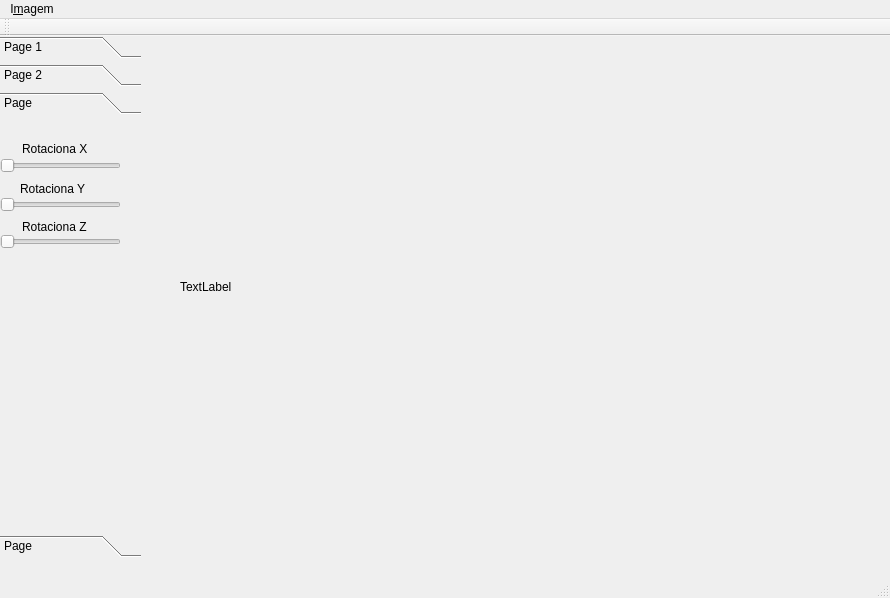
Qt form mainwindow.ui (alexst07/img_vol_ui) before a commit.
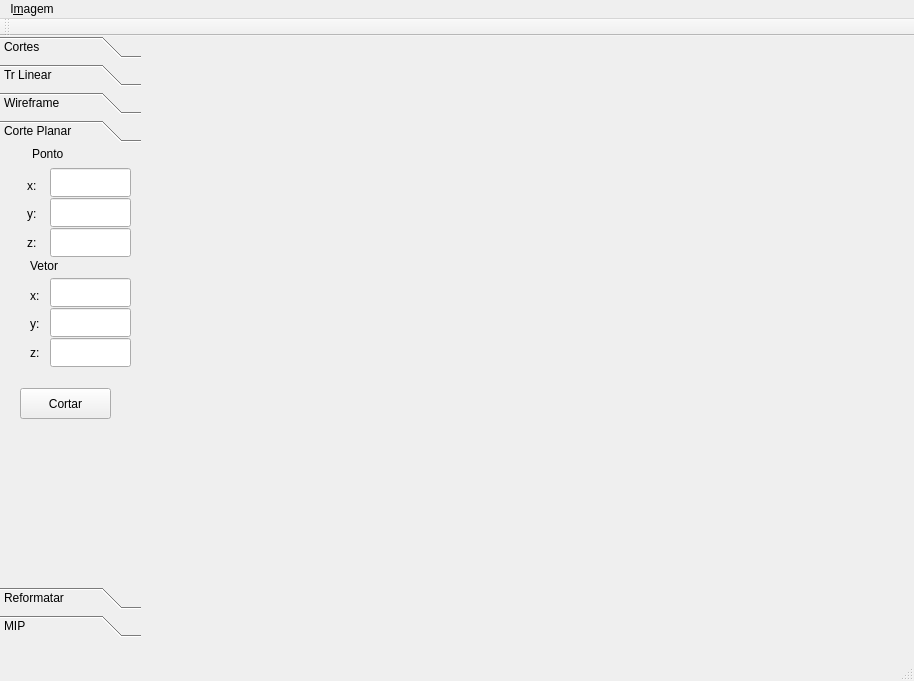
The same form after that commit. The open tabs and pages were chosen to show the change.

What changed in the file:
```diff
--- a/mainwindow.ui
+++ b/mainwindow.ui
@@ -6,8 +6,8 @@
    <rect>
     <x>0</x>
     <y>0</y>
-    <width>890</width>
-    <height>598</height>
+    <width>914</width>
+    <height>681</height>
    </rect>
   </property>
   <property name="windowTitle">
@@ -20,7 +20,7 @@
       <x>0</x>
       <y>0</y>
       <width>141</width>
-      <height>521</height>
+      <height>601</height>
      </rect>
     </property>
     <property name="toolTip">
@@ -42,7 +42,7 @@
       <bool>false</bool>
      </property>
      <attribute name="label">
-      <string>Page 1</string>
+      <string>Cortes</string>
      </attribute>
      <widget class="QSpinBox" name="spinBox">
       <property name="geometry">
@@ -123,7 +123,7 @@
       </rect>
      </property>
      <attribute name="label">
-      <string>Page 2</string>
+      <string>Tr Linear</string>
      </attribute>
      <widget class="QPushButton" name="pushButton">
       <property name="geometry">
@@ -223,11 +223,11 @@
        <x>0</x>
        <y>0</y>
        <width>141</width>
-       <height>405</height>
+       <height>427</height>
       </rect>
      </property>
      <attribute name="label">
-      <string>Page</string>
+      <string>Wireframe</string>
      </attribute>
      <widget class="QSlider" name="slider_radx">
       <property name="geometry">
@@ -317,6 +317,188 @@
       </property>
      </widget>
     </widget>
+    <widget class="QWidget" name="page_6">
+     <attribute name="label">
+      <string>Corte Planar</string>
+     </attribute>
+     <widget class="QLineEdit" name="planar_edit_px">
+      <property name="geometry">
+       <rect>
+        <x>50</x>
+        <y>20</y>
+        <width>81</width>
+        <height>29</height>
+       </rect>
+      </property>
+     </widget>
+     <widget class="QLineEdit" name="planar_edit_py">
+      <property name="geometry">
+       <rect>
+        <x>50</x>
+        <y>50</y>
+        <width>81</width>
+        <height>29</height>
+       </rect>
+      </property>
+     </widget>
+     <widget class="QLineEdit" name="planar_edit_pz">
+      <property name="geometry">
+       <rect>
+        <x>50</x>
+        <y>80</y>
+        <width>81</width>
+        <height>29</height>
+       </rect>
+      </property>
+     </widget>
+     <widget class="QLineEdit" name="planar_edit_vx">
+      <property name="geometry">
+       <rect>
+        <x>50</x>
+        <y>130</y>
+        <width>81</width>
+        <height>29</height>
+       </rect>
+      </property>
+     </widget>
+     <widget class="QLineEdit" name="planar_edit_vy">
+      <property name="geometry">
+       <rect>
+        <x>50</x>
+        <y>160</y>
+        <width>81</width>
+        <height>29</height>
+       </rect>
+      </property>
+     </widget>
+     <widget class="QLineEdit" name="planar_edit_vz">
+      <property name="geometry">
+       <rect>
+        <x>50</x>
+        <y>190</y>
+        <width>81</width>
+        <height>29</height>
+       </rect>
+      </property>
+     </widget>
+     <widget class="QLabel" name="label_22">
+      <property name="geometry">
+       <rect>
+        <x>32</x>
+        <y>-2</y>
+        <width>64</width>
+        <height>15</height>
+       </rect>
+      </property>
+      <property name="text">
+       <string>Ponto</string>
+      </property>
+     </widget>
+     <widget class="QLabel" name="label_23">
+      <property name="geometry">
+       <rect>
+        <x>30</x>
+        <y>110</y>
+        <width>64</width>
+        <height>15</height>
+       </rect>
+      </property>
+      <property name="text">
+       <string>Vetor</string>
+      </property>
+     </widget>
+     <widget class="QLabel" name="label_24">
+      <property name="geometry">
+       <rect>
+        <x>27</x>
+        <y>30</y>
+        <width>21</width>
+        <height>16</height>
+       </rect>
+      </property>
+      <property name="text">
+       <string>x:</string>
+      </property>
+     </widget>
+     <widget class="QLabel" name="label_25">
+      <property name="geometry">
+       <rect>
+        <x>27</x>
+        <y>58</y>
+        <width>21</width>
+        <height>16</height>
+       </rect>
+      </property>
+      <property name="text">
+       <string>y:</string>
+      </property>
+     </widget>
+     <widget class="QLabel" name="label_26">
+      <property name="geometry">
+       <rect>
+        <x>27</x>
+        <y>87</y>
+        <width>21</width>
+        <height>16</height>
+       </rect>
+      </property>
+      <property name="text">
+       <string>z:</string>
+      </property>
+     </widget>
+     <widget class="QLabel" name="label_27">
+      <property name="geometry">
+       <rect>
+        <x>30</x>
+        <y>197</y>
+        <width>21</width>
+        <height>16</height>
+       </rect>
+      </property>
+      <property name="text">
+       <string>z:</string>
+      </property>
+     </widget>
+     <widget class="QLabel" name="label_28">
+      <property name="geometry">
+       <rect>
+        <x>30</x>
+        <y>168</y>
+        <width>21</width>
+        <height>16</height>
+       </rect>
+      </property>
+      <property name="text">
+       <string>y:</string>
+      </property>
+     </widget>
+     <widget class="QLabel" name="label_29">
+      <property name="geometry">
+       <rect>
+        <x>30</x>
+        <y>140</y>
+        <width>21</width>
+        <height>16</height>
+       </rect>
+      </property>
+      <property name="text">
+       <string>x:</string>
+      </property>
+     </widget>
+     <widget class="QPushButton" name="pushButton_6">
+      <property name="geometry">
+       <rect>
+        <x>20</x>
+        <y>240</y>
+        <width>91</width>
+        <height>31</height>
+       </rect>
+      </property>
+      <property name="text">
+       <string>Cortar</string>
+      </property>
+     </widget>
+    </widget>
     <widget class="QWidget" name="page_4">
      <property name="geometry">
       <rect>
@@ -327,7 +509,7 @@
       </rect>
      </property>
      <attribute name="label">
-      <string>Page</string>
+      <string>Reformatar</string>
      </attribute>
      <widget class="QLineEdit" name="edit_p1x">
       <property name="geometry">
@@ -530,18 +712,178 @@
       </property>
      </widget>
     </widget>
+    <widget class="QWidget" name="page_5">
+     <property name="geometry">
+      <rect>
+       <x>0</x>
+       <y>0</y>
+       <width>141</width>
+       <height>427</height>
+      </rect>
+     </property>
+     <attribute name="label">
+      <string>MIP</string>
+     </attribute>
+     <widget class="QLineEdit" name="mipvetx_edit">
+      <property name="geometry">
+       <rect>
+        <x>60</x>
+        <y>20</y>
+        <width>71</width>
+        <height>29</height>
+       </rect>
+      </property>
+     </widget>
+     <widget class="QLineEdit" name="mipvety_edit">
+      <property name="geometry">
+       <rect>
+        <x>60</x>
+        <y>50</y>
+        <width>71</width>
+        <height>29</height>
+       </rect>
+      </property>
+     </widget>
+     <widget class="QLineEdit" name="mipvetz_edit">
+      <property name="geometry">
+       <rect>
+        <x>60</x>
+        <y>80</y>
+        <width>71</width>
+        <height>29</height>
+       </rect>
+      </property>
+     </widget>
+     <widget class="QSpinBox" name="spin_mipdeltax">
+      <property name="geometry">
+       <rect>
+        <x>70</x>
+        <y>130</y>
+        <width>55</width>
+        <height>29</height>
+       </rect>
+      </property>
+      <property name="maximum">
+       <number>360</number>
+      </property>
+     </widget>
+     <widget class="QSpinBox" name="spin_mipdeltay">
+      <property name="geometry">
+       <rect>
+        <x>70</x>
+        <y>160</y>
+        <width>55</width>
+        <height>29</height>
+       </rect>
+      </property>
+      <property name="maximum">
+       <number>360</number>
+      </property>
+     </widget>
+     <widget class="QPushButton" name="pushButton_5">
+      <property name="geometry">
+       <rect>
+        <x>30</x>
+        <y>230</y>
+        <width>91</width>
+        <height>31</height>
+       </rect>
+      </property>
+      <property name="text">
+       <string>Gerar</string>
+      </property>
+     </widget>
+     <widget class="QLabel" name="label_17">
+      <property name="geometry">
+       <rect>
+        <x>11</x>
+        <y>30</y>
+        <width>41</width>
+        <height>16</height>
+       </rect>
+      </property>
+      <property name="text">
+       <string>vet_x:</string>
+      </property>
+     </widget>
+     <widget class="QLabel" name="label_18">
+      <property name="geometry">
+       <rect>
+        <x>10</x>
+        <y>57</y>
+        <width>41</width>
+        <height>16</height>
+       </rect>
+      </property>
+      <property name="text">
+       <string>vet_y:</string>
+      </property>
+     </widget>
+     <widget class="QLabel" name="label_19">
+      <property name="geometry">
+       <rect>
+        <x>10</x>
+        <y>86</y>
+        <width>41</width>
+        <height>16</height>
+       </rect>
+      </property>
+      <property name="text">
+       <string>vet_z:</string>
+      </property>
+     </widget>
+     <widget class="QLabel" name="label_20">
+      <property name="geometry">
+       <rect>
+        <x>10</x>
+        <y>140</y>
+        <width>51</width>
+        <height>16</height>
+       </rect>
+      </property>
+      <property name="text">
+       <string>delta_x:</string>
+      </property>
+     </widget>
+     <widget class="QLabel" name="label_21">
+      <property name="geometry">
+       <rect>
+        <x>11</x>
+        <y>168</y>
+        <width>51</width>
+        <height>16</height>
+       </rect>
+      </property>
+      <property name="text">
+       <string>delta_y:</string>
+      </property>
+     </widget>
+    </widget>
    </widget>
    <widget class="QLabel" name="label">
     <property name="geometry">
      <rect>
       <x>180</x>
-      <y>0</y>
+      <y>20</y>
       <width>691</width>
       <height>501</height>
      </rect>
     </property>
     <property name="text">
-     <string>TextLabel</string>
+     <string/>
+    </property>
+   </widget>
+   <widget class="QLabel" name="label_img_status">
+    <property name="geometry">
+     <rect>
+      <x>170</x>
+      <y>0</y>
+      <width>551</width>
+      <height>16</height>
+     </rect>
+    </property>
+    <property name="text">
+     <string/>
     </property>
    </widget>
   </widget>
@@ -550,7 +892,7 @@
     <rect>
      <x>0</x>
      <y>0</y>
-     <width>890</width>
+     <width>914</width>
      <height>27</height>
     </rect>
    </property>
```
Left out of the diff: 8 changed lines with no effect on the pictures.
